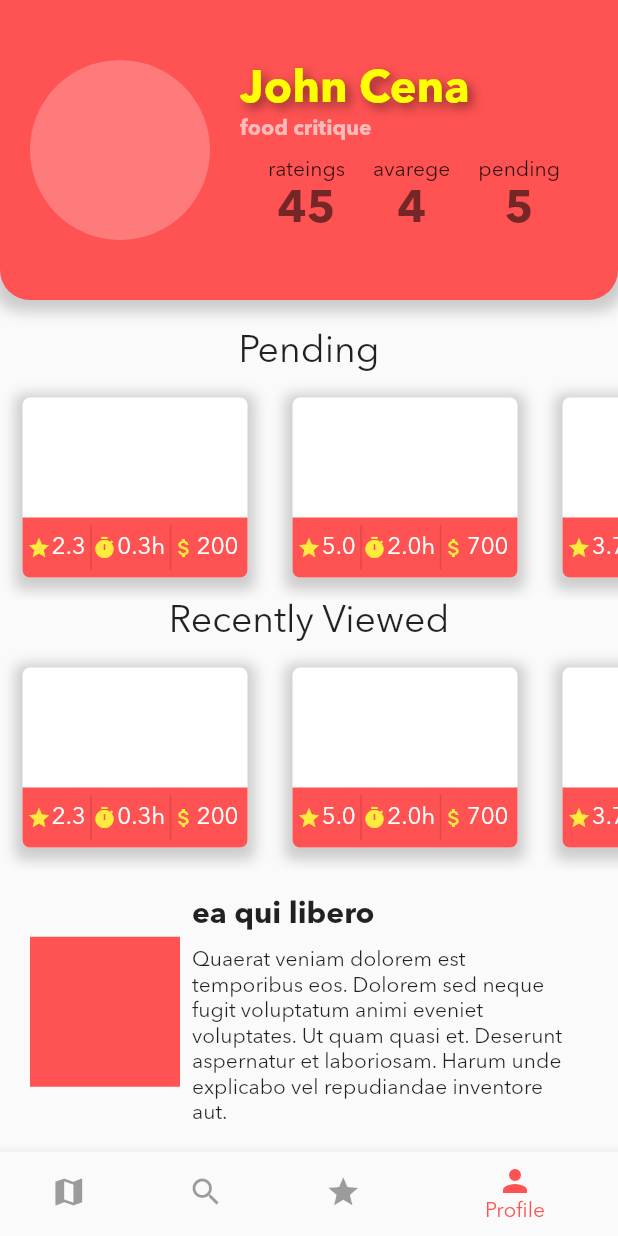
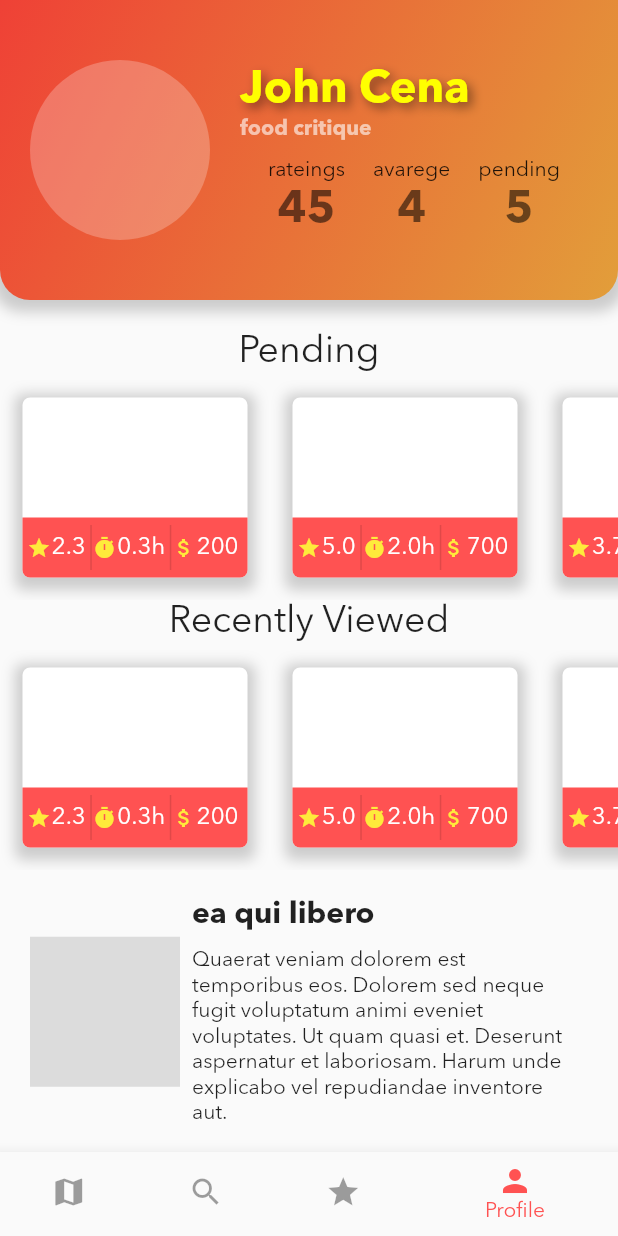
Before and after one commit to santiagoBaro/menu_app, a Flutter app: the MyHomePage screen opened directly, item 4 of the bottom bar chosen, on a phone screen of 412 x 824 dp. Run offline on Flutter 3.47's test engine with Material 2 defaults, Android fonts, the phone set to English and light mode, and no system bars; our stand-ins replace bloc, equatable, flutter_bloc, flutter_map, hydrated_bloc, latlong; missing offline and left inert: flappy_search_bar; statements that could not run were skipped.

Commit message:
code cleanup, added fonts

```diff
--- a/lib/bloc/bloc/bloc/persisted_bloc.dart
+++ b/lib/bloc/bloc/bloc/persisted_bloc.dart
@@ -1,7 +1,6 @@
 import 'dart:async';
 
 import 'package:hydrated_bloc/hydrated_bloc.dart';
-import 'package:equatable/equatable.dart';
 import 'persisted_event.dart';
 import 'persisted_state.dart';
 
@@ -40,6 +39,7 @@ class PersistedBloc extends HydratedBloc<PersistedEvent, PersistedState> {
       // final state = User.fromJson(json);
       // return LogedState(state, lightTheme);
       //return LogedState(state, darkTheme);
+      return null;
     } catch (e) {
       print(e.toString());
       return null;
@@ -50,6 +50,7 @@ class PersistedBloc extends HydratedBloc<PersistedEvent, PersistedState> {
   Map<String, dynamic> toJson(PersistedState state) {
     if (state is LogedState) {
       //return state.user.toJson();
+      return null;
     } else {
       return null;
     }
--- a/lib/elements/local_review.dart
+++ b/lib/elements/local_review.dart
@@ -21,7 +21,7 @@ class LocalReview extends StatelessWidget {
             //* LOCAL'S IMAGE
             height: 100,
             width: 100,
-            color: Colors.redAccent,
+            color: Colors.black12,
           ),
           Expanded(
             child: Padding(
--- a/lib/elements/profile_header.dart
+++ b/lib/elements/profile_header.dart
@@ -1,4 +1,5 @@
 import 'package:flutter/material.dart';
+import 'package:menuapp/tools/visual_assets.dart';
 
 class ProfileHeader extends StatelessWidget {
   final String name;
@@ -34,7 +35,12 @@ class ProfileHeader extends StatelessWidget {
             offset: Offset(0, 3), // changes position of shadow
           ),
         ],
-        color: Colors.redAccent,
+        gradient: LinearGradient(
+          colors: hotSand,
+          begin: Alignment.topLeft,
+          end: Alignment.bottomRight,
+        ),
+        //color: Colors.redAccent,
       ),
       child: Padding(
         padding: const EdgeInsets.symmetric(
--- a/lib/main.dart
+++ b/lib/main.dart
@@ -1,5 +1,4 @@
 import 'package:flutter/material.dart';
-import 'package:flutter_bloc/flutter_bloc.dart';
 import 'package:menuapp/pages/explore_page.dart';
 import 'package:menuapp/pages/onboarding_page.dart';
 import 'package:menuapp/pages/profile_page.dart';
@@ -50,8 +49,7 @@ class MyHomePage extends StatefulWidget {
 
 class _MyHomePageState extends State<MyHomePage> {
   int _selectedIndex = 0;
-  static const TextStyle optionStyle =
-      TextStyle(fontSize: 30, fontWeight: FontWeight.bold);
+
   static List<Widget> _widgetOptions = <Widget>[
     ExplorePage(),
     SearchPage(),
--- a/lib/pages/explore_page.dart
+++ b/lib/pages/explore_page.dart
@@ -33,6 +33,7 @@ class _ExplorePageState extends State<ExplorePage> {
           ),
           MarkerLayerOptions(
             //* LIST OF MARKERS
+            // TODO: fix marker location bug, center
             markers: [
               Marker(
                 width: 60.0,
--- a/lib/pages/tabbed_landing_page.dart
+++ b/lib/pages/tabbed_landing_page.dart
@@ -13,8 +13,7 @@ class TabbedLandingPage extends StatefulWidget {
 
 class _TabbedLandingPageState extends State<TabbedLandingPage> {
   int _selectedIndex = 0;
-  static const TextStyle optionStyle =
-      TextStyle(fontSize: 30, fontWeight: FontWeight.bold);
+
   static List<Widget> _widgetOptions = <Widget>[
     ExplorePage(),
     SearchPage(),
--- a/lib/pages/tabbed_login_page.dart
+++ b/lib/pages/tabbed_login_page.dart
@@ -6,7 +6,7 @@ import 'package:menuapp/tools/visual_assets.dart';
 
 class TabbedLoginPage extends StatefulWidget {
   TabbedLoginPage({Key key, this.initialIndex}) : super(key: key);
-  int initialIndex;
+  final int initialIndex;
 
   @override
   _TabbedLoginPageState createState() => _TabbedLoginPageState();
--- a/lib/tools/text_decoration.dart
+++ b/lib/tools/text_decoration.dart
@@ -27,7 +27,7 @@ TextStyle primaryMessageTextStyle = TextStyle(
 );
 
 TextStyle onboardingTextStyle = TextStyle(
-  fontFamily: 'PermanentMarker',
+  fontFamily: 'BerkshireSwash-Regular',
   fontSize: 30,
   shadows: [
     textShadow,
--- a/lib/tools/theme.dart
+++ b/lib/tools/theme.dart
@@ -1,4 +1,3 @@
-import 'package:equatable/equatable.dart';
 import 'package:flutter/material.dart';
 
 Map<String, Color> myAppTheme = lightTheme;
--- a/pubspec.yaml
+++ b/pubspec.yaml
@@ -88,6 +88,10 @@ flutter:
           style: italic
         - asset: assets/fonts/AvenirNextLTPro-Regular.otf
 
+    - family: BerkshireSwash-Regular
+      fonts:
+        - asset: assets/fonts/BerkshireSwash-Regular.ttf
+
     - family: PermanentMarker
       fonts:
         - asset: assets/fonts/PermanentMarker-Regular.ttf
```
Also changed, not shown: assets/fonts/BerkshireSwash-Regular.ttf (added).
